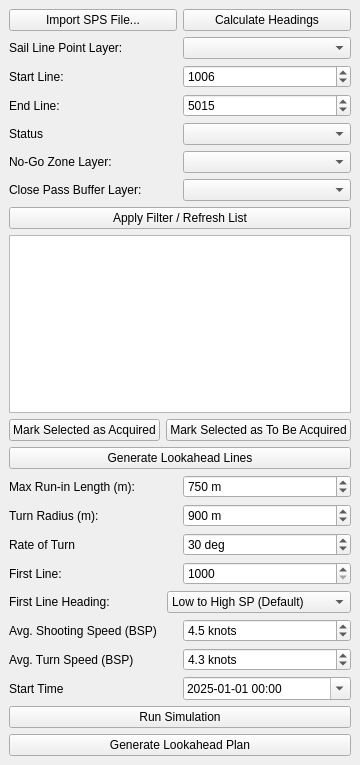
Qt form obn_planner_dockwidget_base.ui (aldien03/OBN_Source_Planner_QGIS_Plugin) before a commit.
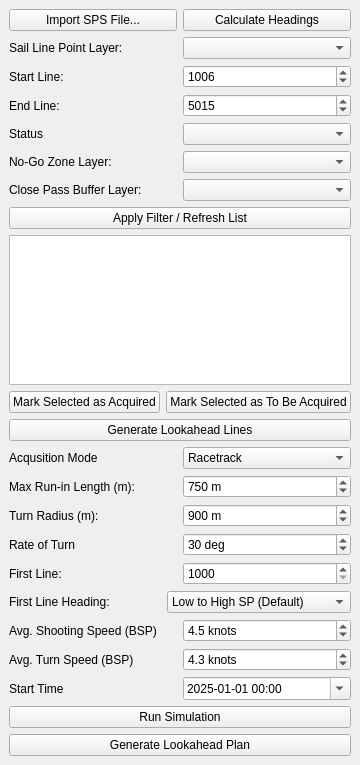
The same form after that commit.

The edit to the form file:
```diff
--- a/obn_planner_dockwidget_base.ui
+++ b/obn_planner_dockwidget_base.ui
@@ -179,6 +179,31 @@
       </property>
      </widget>
     </item>
+    <item>
+     <layout class="QHBoxLayout" name="horizontalLayout_18">
+      <item>
+       <widget class="QLabel" name="label_15">
+        <property name="text">
+         <string>Acqusition Mode</string>
+        </property>
+       </widget>
+      </item>
+      <item>
+       <widget class="QComboBox" name="acquisitionModeComboBox">
+        <item>
+         <property name="text">
+          <string>Racetrack</string>
+         </property>
+        </item>
+        <item>
+         <property name="text">
+          <string>Teardrop</string>
+         </property>
+        </item>
+       </widget>
+      </item>
+     </layout>
+    </item>
     <item>
      <layout class="QHBoxLayout" name="horizontalLayout_10">
       <item>
```
